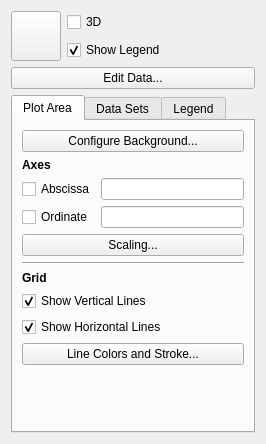
The window that kchart/shape/ChartConfigWidget.ui (KDE/koffice-chartingshape) describes before a commit, drawn with Qt 5.
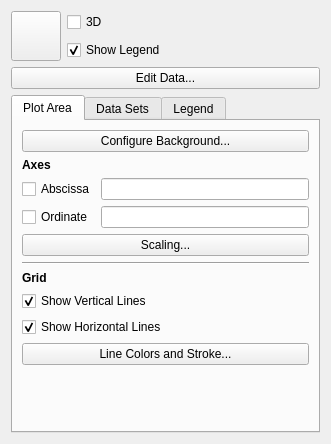
The same window after the commit. Icons and pictures are not drawn. Custom widgets are drawn as their Qt base class.

Commit message: Show the right chart type icon after a type changed

```diff
--- a/kchart/shape/ChartConfigWidget.ui
+++ b/kchart/shape/ChartConfigWidget.ui
@@ -6,7 +6,7 @@
    <rect>
     <x>0</x>
     <y>0</y>
-    <width>266</width>
+    <width>331</width>
     <height>444</height>
    </rect>
   </property>
```
Left out of the diff: 5 changed lines with no effect on the pictures. The commit also changes 2 other files.
